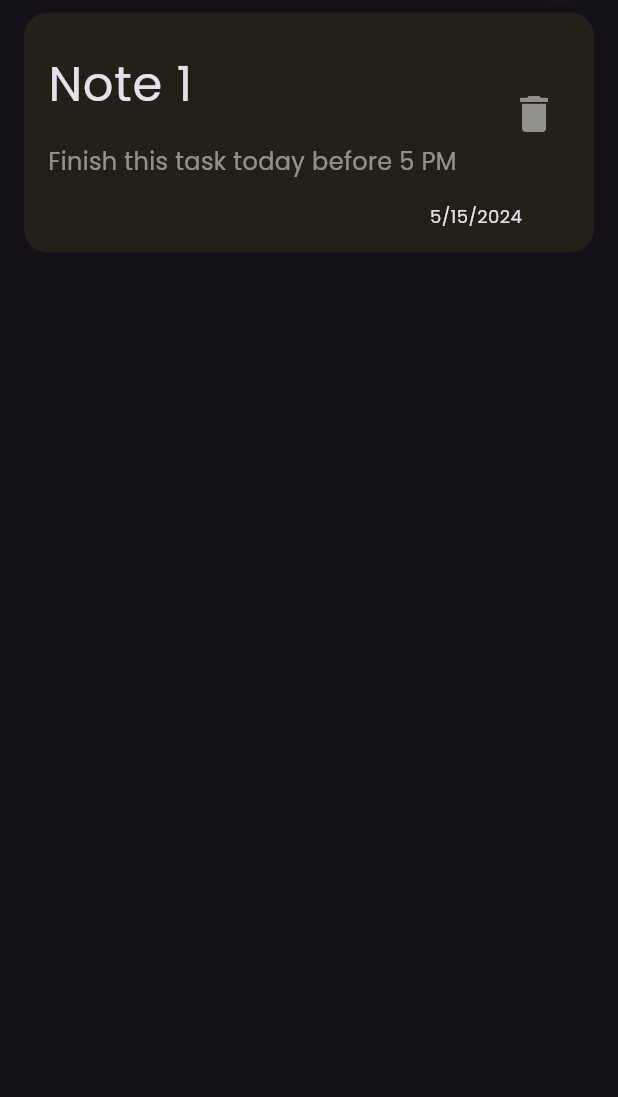
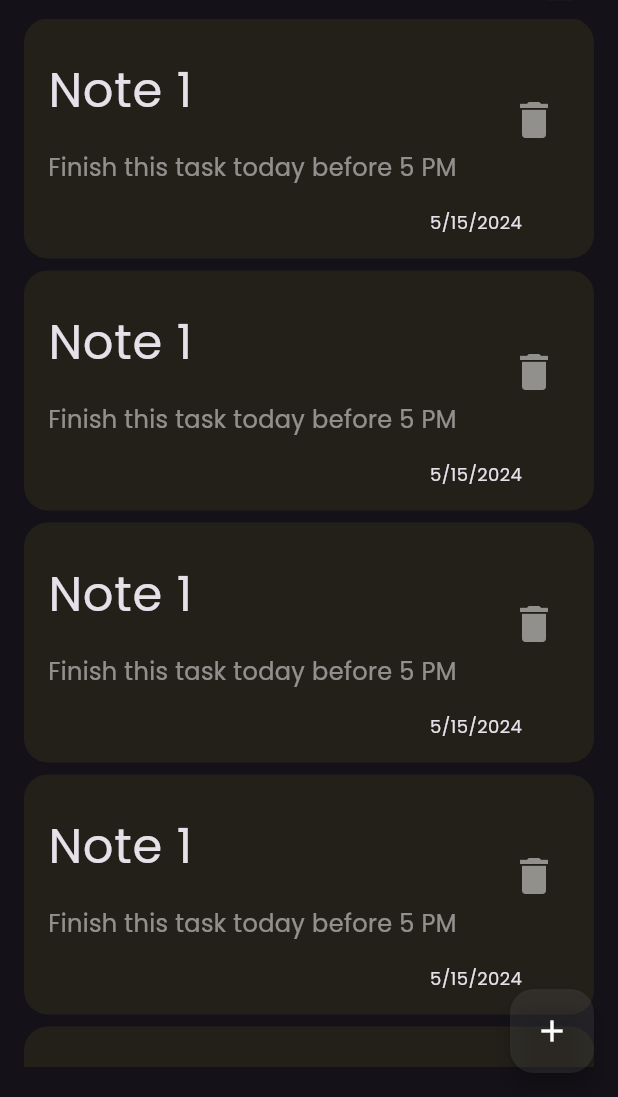
Before and after one commit to unityheroes/simple_note_app, a Flutter app: the screen it shows after launch, on a phone screen of 412 x 824 dp, the part 139-1236 px from its top. Run offline on Flutter 3.47's test engine with Material 3 defaults, Android fonts, the phone set to English and light mode, and no system bars.

Commit message:
add listviewbuilder and notemodalbottmsheet

```diff
--- a/lib/views/home_page_view.dart
+++ b/lib/views/home_page_view.dart
@@ -1,4 +1,5 @@
 import 'package:flutter/material.dart';
+import 'package:simple_note_app/widgets/add_note_bottom_sheet_view.dart';
 import 'package:simple_note_app/widgets/note_body_view.dart';
 
 class HomePageView extends StatelessWidget {
@@ -6,8 +7,22 @@ class HomePageView extends StatelessWidget {
 
   @override
   Widget build(BuildContext context) {
-    return const Scaffold(
-      body: NoteBodyView(),
+    return Scaffold(
+      floatingActionButton: FloatingActionButton(
+        backgroundColor: Colors.grey.withAlpha(32),
+        onPressed: () {
+          showModalBottomSheet(
+              context: context,
+              builder: (context) {
+                return const AddNoteBottomSheet();
+              });
+        },
+        child: const Icon(
+          Icons.add,
+          color: Colors.white,
+        ),
+      ),
+      body: const NoteBodyView(),
     );
   }
 }
--- a/lib/widgets/note_body_view.dart
+++ b/lib/widgets/note_body_view.dart
@@ -1,6 +1,8 @@
 import 'package:flutter/material.dart';
+import 'package:flutter/widgets.dart';
 import 'package:simple_note_app/widgets/custom_app_bar.dart';
-import 'package:simple_note_app/widgets/note_item.dart';
+
+import 'package:simple_note_app/widgets/notes_list_view.dart';
 
 class NoteBodyView extends StatelessWidget {
   const NoteBodyView({super.key});
@@ -15,7 +17,7 @@ class NoteBodyView extends StatelessWidget {
             height: 32,
           ),
           CustomAppBar(),
-          NoteItem(),
+          Expanded(child: NoteListView()),
         ],
       ),
     );
--- a/lib/widgets/note_item.dart
+++ b/lib/widgets/note_item.dart
@@ -8,6 +8,7 @@ class NoteItem extends StatelessWidget {
     return Container(
       width: double.infinity,
       padding: const EdgeInsets.all(16),
+      margin: const EdgeInsets.only(bottom: 8),
       decoration: BoxDecoration(
           color: Colors.yellow.withAlpha(16),
           borderRadius: BorderRadius.circular(16)),
--- /dev/null
+++ b/lib/widgets/notes_list_view.dart
@@ -0,0 +1,19 @@
+import 'package:flutter/material.dart';
+import 'package:simple_note_app/widgets/note_item.dart';
+
+class NoteListView extends StatelessWidget {
+  const NoteListView({super.key});
+
+  @override
+  Widget build(BuildContext context) {
+    return Padding(
+      padding: const EdgeInsets.symmetric(vertical: 4),
+      child: ListView.builder(
+        itemBuilder: (context, index) {
+          return const NoteItem();
+        },
+        padding: EdgeInsets.zero,
+      ),
+    );
+  }
+}
```
Also changed, not shown: lib/widgets/add_note_bottom_sheet_view.dart (added, +10 -0 lines).
